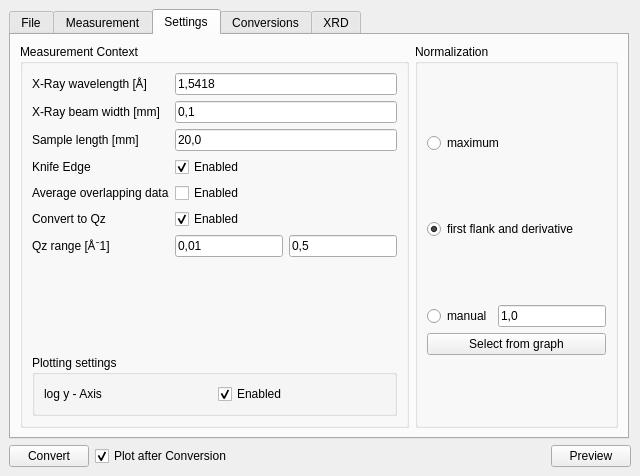
First picture: the form in uxdconverter/ui/gui.ui, repository TUM-E21-ThinFilms/UXDConverter, before the edit.
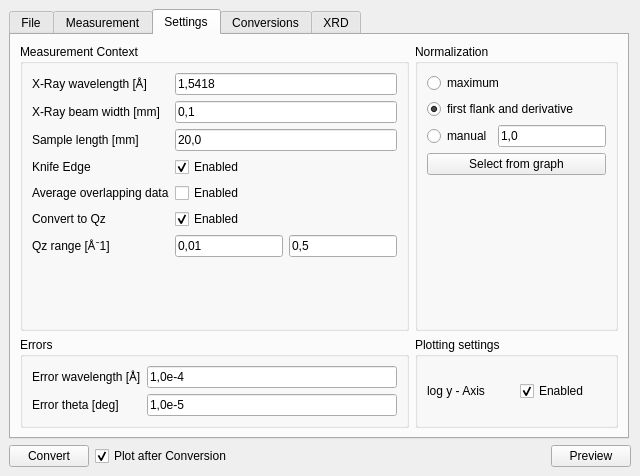
Second picture: the form after the edit. The open tabs and pages were chosen to show the change.

Commit message: adding user input for errors: wavelength and theta

Patch:
```diff
--- a/uxdconverter/ui/gui.ui
+++ b/uxdconverter/ui/gui.ui
@@ -412,35 +412,46 @@
                    </item>
                   </layout>
                  </item>
-                 <item row="1" column="0">
-                  <widget class="QGroupBox" name="groupBox_7">
-                   <property name="title">
-                    <string>Plotting settings</string>
-                   </property>
-                   <layout class="QGridLayout" name="gridLayout_23">
-                    <item row="0" column="0">
-                     <layout class="QGridLayout" name="gridLayout_22">
-                      <item row="0" column="0">
-                       <widget class="QLabel" name="label_11">
-                        <property name="text">
-                         <string>log y - Axis</string>
-                        </property>
-                       </widget>
-                      </item>
-                      <item row="0" column="1">
-                       <widget class="QCheckBox" name="checkbox_plotLogScale">
-                        <property name="text">
-                         <string>Enabled</string>
-                        </property>
-                        <property name="checked">
-                         <bool>true</bool>
-                        </property>
-                       </widget>
-                      </item>
-                     </layout>
-                    </item>
-                   </layout>
-                  </widget>
+                </layout>
+               </widget>
+              </item>
+              <item row="2" column="0">
+               <widget class="QGroupBox" name="groupBox_8">
+                <property name="title">
+                 <string>Errors</string>
+                </property>
+                <layout class="QGridLayout" name="gridLayout_20">
+                 <item row="0" column="0">
+                  <layout class="QGridLayout" name="gridLayout_18">
+                   <item row="0" column="1">
+                    <widget class="QLabel" name="label_12">
+                     <property name="text">
+                      <string>&lt;html&gt;&lt;head/&gt;&lt;body&gt;&lt;p&gt;Error wavelength [&amp;#8491;]&lt;/p&gt;&lt;/body&gt;&lt;/html&gt;</string>
+                     </property>
+                    </widget>
+                   </item>
+                   <item row="0" column="2">
+                    <widget class="QLineEdit" name="input_wavelength_error">
+                     <property name="text">
+                      <string>1,0e-4</string>
+                     </property>
+                    </widget>
+                   </item>
+                   <item row="1" column="1">
+                    <widget class="QLabel" name="label_13">
+                     <property name="text">
+                      <string>&lt;html&gt;&lt;head/&gt;&lt;body&gt;&lt;p&gt;Error theta [deg]&lt;/p&gt;&lt;/body&gt;&lt;/html&gt;</string>
+                     </property>
+                    </widget>
+                   </item>
+                   <item row="1" column="2">
+                    <widget class="QLineEdit" name="input_theta_error">
+                     <property name="text">
+                      <string>1,0e-5</string>
+                     </property>
+                    </widget>
+                   </item>
+                  </layout>
                  </item>
                 </layout>
                </widget>
@@ -504,6 +515,49 @@
                      </property>
                      <property name="text">
                       <string>Select from graph</string>
+                     </property>
+                    </widget>
+                   </item>
+                  </layout>
+                 </item>
+                 <item>
+                  <spacer name="verticalSpacer_3">
+                   <property name="orientation">
+                    <enum>Qt::Vertical</enum>
+                   </property>
+                   <property name="sizeHint" stdset="0">
+                    <size>
+                     <width>20</width>
+                     <height>40</height>
+                    </size>
+                   </property>
+                  </spacer>
+                 </item>
+                </layout>
+               </widget>
+              </item>
+              <item row="2" column="1">
+               <widget class="QGroupBox" name="groupBox_7">
+                <property name="title">
+                 <string>Plotting settings</string>
+                </property>
+                <layout class="QGridLayout" name="gridLayout_23">
+                 <item row="0" column="0">
+                  <layout class="QGridLayout" name="gridLayout_22">
+                   <item row="0" column="0">
+                    <widget class="QLabel" name="label_11">
+                     <property name="text">
+                      <string>log y - Axis</string>
+                     </property>
+                    </widget>
+                   </item>
+                   <item row="0" column="1">
+                    <widget class="QCheckBox" name="checkbox_plotLogScale">
+                     <property name="text">
+                      <string>Enabled</string>
+                     </property>
+                     <property name="checked">
+                      <bool>true</bool>
                      </property>
                     </widget>
                    </item>
```
The commit also changes 2 other files.
